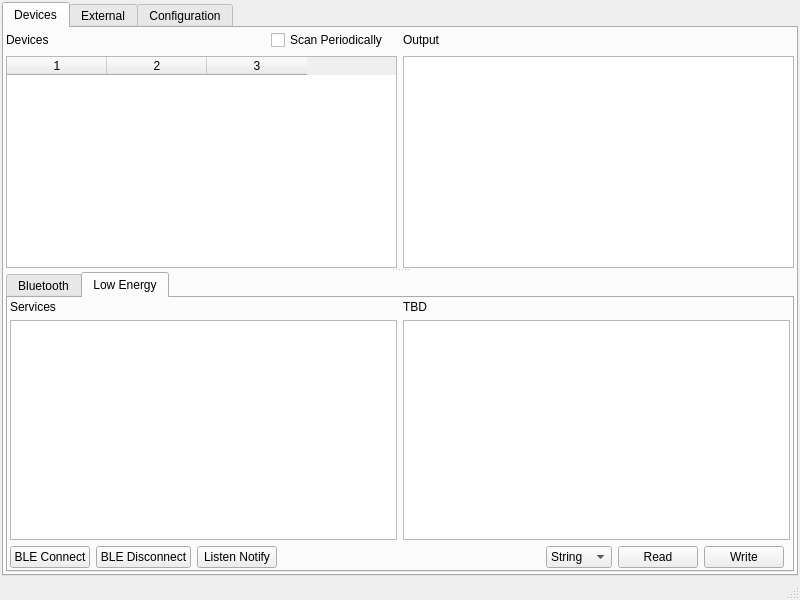
The window that qscanner/mainwindow.ui (svenssonjoel/BLE_S) describes before a commit, drawn with Qt 5.
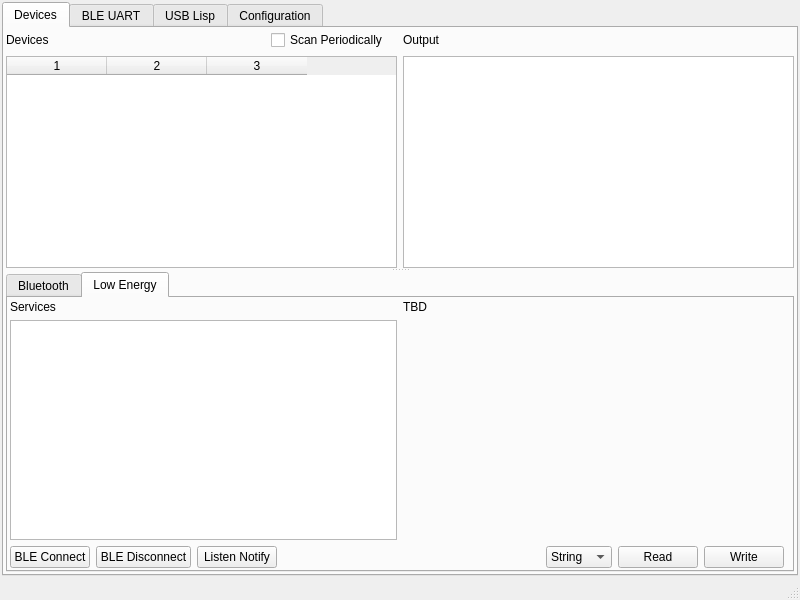
The same window after the commit.

Commit message: gui preparations for BLE Uart

Diff of the .ui file:
```diff
--- a/qscanner/mainwindow.ui
+++ b/qscanner/mainwindow.ui
@@ -241,9 +241,6 @@
                  </property>
                 </widget>
                </item>
-               <item row="1" column="1">
-                <widget class="QListWidget" name="bleCharacteristicsListWidget"/>
-               </item>
                <item row="1" column="0">
                 <widget class="QTreeWidget" name="bleServicesTreeWidget">
                  <attribute name="headerVisible">
@@ -256,6 +253,19 @@
                  </column>
                 </widget>
                </item>
+               <item row="1" column="1">
+                <spacer name="horizontalSpacer_3">
+                 <property name="orientation">
+                  <enum>Qt::Horizontal</enum>
+                 </property>
+                 <property name="sizeHint" stdset="0">
+                  <size>
+                   <width>40</width>
+                   <height>20</height>
+                  </size>
+                 </property>
+                </spacer>
+               </item>
               </layout>
              </item>
              <item row="1" column="4">
@@ -316,9 +326,14 @@
         </item>
        </layout>
       </widget>
+      <widget class="QWidget" name="tab_7">
+       <attribute name="title">
+        <string>BLE UART</string>
+       </attribute>
+      </widget>
       <widget class="QWidget" name="tab_4">
        <attribute name="title">
-        <string>External</string>
+        <string>USB Lisp</string>
        </attribute>
        <layout class="QGridLayout" name="gridLayout_10">
         <item row="0" column="0">
```
The commit also changes 2 other files.
